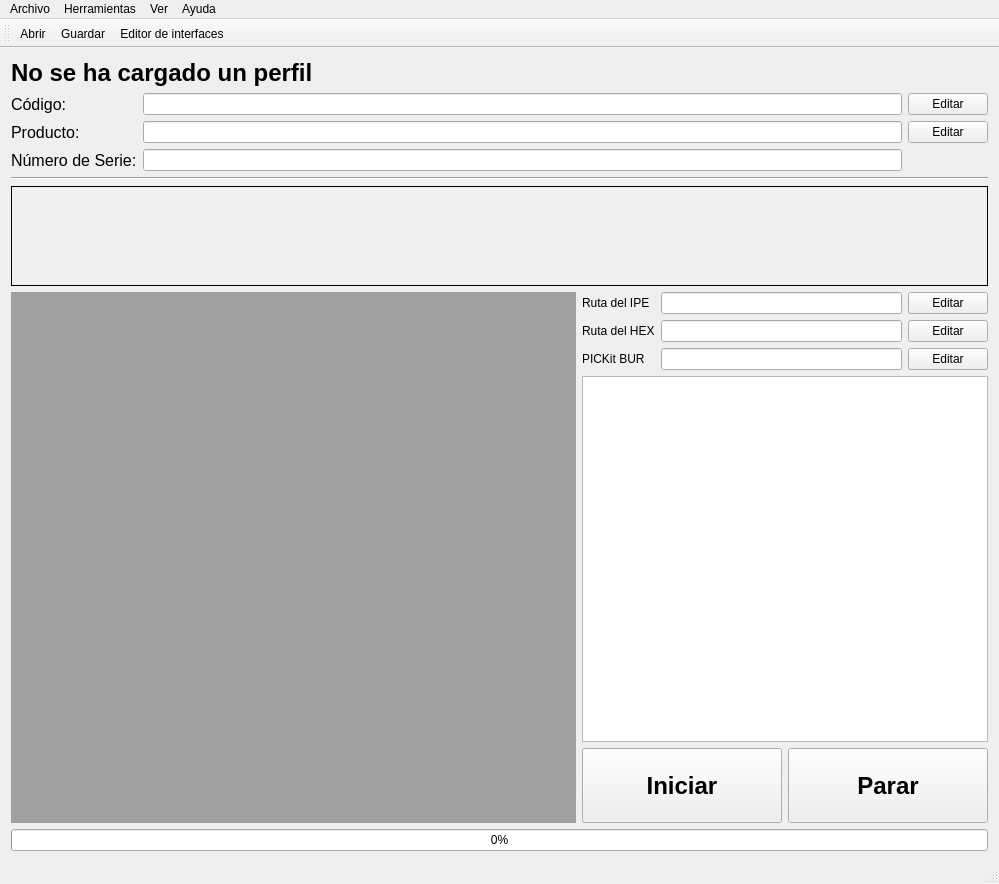
This is src/mainwindow.ui in tarpuq/tarpuqJIGsw as Qt 5 draws it before an edit. The edited form follows.
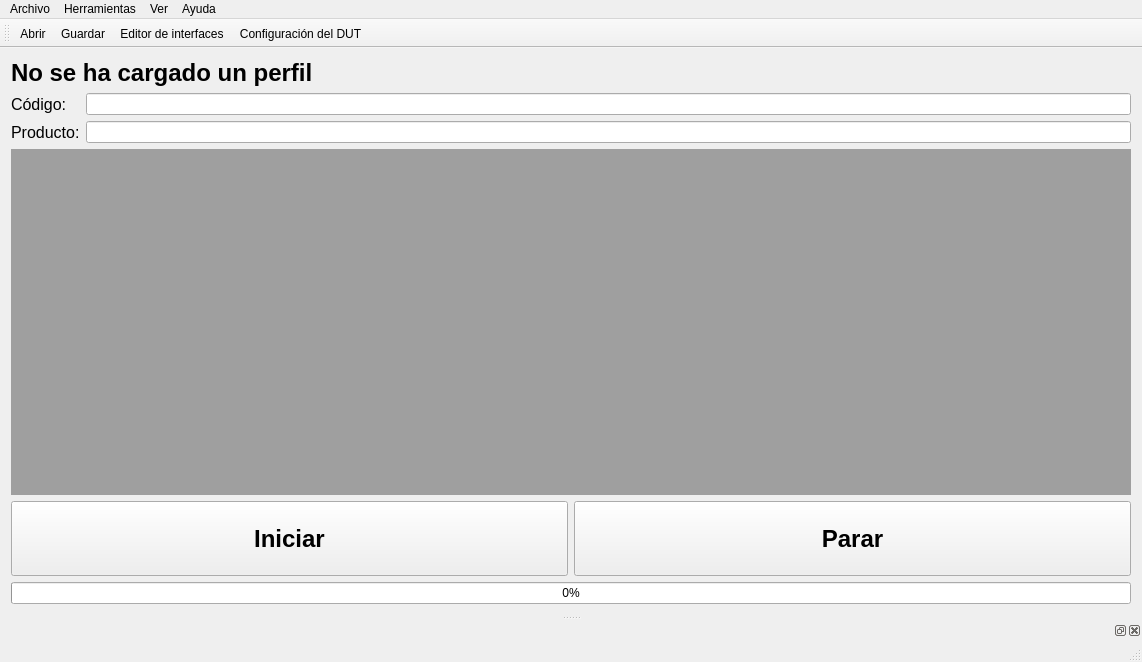
This is the edited form. Icons and pictures are not drawn. Custom widgets are drawn as their Qt base class.

What changed in the file:
```diff
--- a/src/mainwindow.ui
+++ b/src/mainwindow.ui
@@ -9,8 +9,8 @@
    <rect>
     <x>0</x>
     <y>0</y>
-    <width>999</width>
-    <height>884</height>
+    <width>1142</width>
+    <height>662</height>
    </rect>
   </property>
   <property name="sizePolicy">
@@ -32,157 +32,29 @@
    <iconset resource="resources.qrc">
     <normaloff>:/prefix/icons/LogoNuevo_color_icono.svg</normaloff>:/prefix/icons/LogoNuevo_color_icono.svg</iconset>
   </property>
+  <property name="styleSheet">
+   <string notr="true"/>
+  </property>
   <widget class="QWidget" name="centralWidget">
    <property name="styleSheet">
     <string notr="true"/>
    </property>
    <layout class="QGridLayout" name="gridLayout_2">
-    <item row="2" column="0" colspan="3">
-     <widget class="Line" name="line_2">
-      <property name="orientation">
-       <enum>Qt::Horizontal</enum>
-      </property>
-     </widget>
-    </item>
-    <item row="3" column="0" colspan="3">
-     <widget class="QLabel" name="labelOutput">
-      <property name="minimumSize">
-       <size>
-        <width>480</width>
-        <height>100</height>
-       </size>
-      </property>
-      <property name="maximumSize">
-       <size>
-        <width>16777215</width>
-        <height>16777215</height>
-       </size>
-      </property>
+    <item row="1" column="0">
+     <widget class="QLabel" name="lbProfile">
       <property name="font">
        <font>
-        <family>Ubuntu</family>
         <pointsize>18</pointsize>
         <weight>75</weight>
         <bold>true</bold>
        </font>
       </property>
-      <property name="frameShape">
-       <enum>QFrame::Panel</enum>
-      </property>
       <property name="text">
-       <string/>
+       <string>No se ha cargado un perfil</string>
       </property>
-      <property name="textFormat">
-       <enum>Qt::AutoText</enum>
-      </property>
-      <property name="alignment">
-       <set>Qt::AlignCenter</set>
-      </property>
      </widget>
     </item>
-    <item row="4" column="0" rowspan="3">
-     <widget class="QMdiArea" name="mdiArea"/>
-    </item>
-    <item row="4" column="1" colspan="2">
-     <widget class="QWidget" name="widget_2" native="true">
-      <property name="minimumSize">
-       <size>
-        <width>0</width>
-        <height>0</height>
-       </size>
-      </property>
-      <layout class="QGridLayout" name="gridLayout">
-       <property name="leftMargin">
-        <number>0</number>
-       </property>
-       <property name="topMargin">
-        <number>0</number>
-       </property>
-       <property name="rightMargin">
-        <number>0</number>
-       </property>
-       <property name="bottomMargin">
-        <number>0</number>
-       </property>
-       <item row="1" column="4">
-        <widget class="QPushButton" name="pbHex">
-         <property name="text">
-          <string>Editar</string>
-         </property>
-        </widget>
-       </item>
-       <item row="0" column="4">
-        <widget class="QPushButton" name="pbIpe">
-         <property name="text">
-          <string>Editar</string>
-         </property>
-        </widget>
-       </item>
-       <item row="1" column="0">
-        <widget class="QLabel" name="label_6">
-         <property name="text">
-          <string>Ruta del HEX</string>
-         </property>
-        </widget>
-       </item>
-       <item row="1" column="1">
-        <widget class="QLineEdit" name="lineEdit_hexPath">
-         <property name="enabled">
-          <bool>true</bool>
-         </property>
-         <property name="readOnly">
-          <bool>true</bool>
-         </property>
-        </widget>
-       </item>
-       <item row="2" column="0">
-        <widget class="QLabel" name="label_3">
-         <property name="text">
-          <string>PICKit BUR</string>
-         </property>
-        </widget>
-       </item>
-       <item row="2" column="1">
-        <widget class="QLineEdit" name="lineEdit_PICKitBUR">
-         <property name="enabled">
-          <bool>true</bool>
-         </property>
-         <property name="readOnly">
-          <bool>true</bool>
-         </property>
-        </widget>
-       </item>
-       <item row="2" column="4">
-        <widget class="QPushButton" name="pbPicKit">
-         <property name="text">
-          <string>Editar</string>
-         </property>
-        </widget>
-       </item>
-       <item row="0" column="1">
-        <widget class="QLineEdit" name="lineEdit_IPEPath">
-         <property name="enabled">
-          <bool>true</bool>
-         </property>
-         <property name="readOnly">
-          <bool>true</bool>
-         </property>
-        </widget>
-       </item>
-       <item row="0" column="0">
-        <widget class="QLabel" name="label_5">
-         <property name="text">
-          <string>Ruta del IPE</string>
-         </property>
-        </widget>
-       </item>
-      </layout>
-     </widget>
-    </item>
-    <item row="5" column="1" colspan="2">
-     <widget class="QTextBrowser" name="tbConsole"/>
-    </item>
-    <item row="6" column="1">
+    <item row="4" column="0">
      <widget class="QPushButton" name="pushButtonStart">
       <property name="minimumSize">
        <size>
@@ -192,7 +64,7 @@
       </property>
       <property name="maximumSize">
        <size>
-        <width>200</width>
+        <width>16777215</width>
         <height>16777215</height>
        </size>
       </property>
@@ -211,7 +83,7 @@
       </property>
      </widget>
     </item>
-    <item row="6" column="2">
+    <item row="4" column="1">
      <widget class="QPushButton" name="pushButtonStop">
       <property name="minimumSize">
        <size>
@@ -221,7 +93,7 @@
       </property>
       <property name="maximumSize">
        <size>
-        <width>200</width>
+        <width>16777215</width>
         <height>16777215</height>
        </size>
       </property>
@@ -237,59 +109,37 @@
       </property>
      </widget>
     </item>
-    <item row="7" column="0" colspan="3">
+    <item row="3" column="0" colspan="2">
+     <widget class="QMdiArea" name="mdiArea">
+      <property name="sizeAdjustPolicy">
+       <enum>QAbstractScrollArea::AdjustToContents</enum>
+      </property>
+      <widget class="SyncCommandListForm" name="syncCommandListUi">
+       <property name="windowTitle">
+        <string>Lista de Comandos</string>
+       </property>
+      </widget>
+      <widget class="AsyncCommandListForm" name="asyncCommandListUi">
+       <property name="windowTitle">
+        <string>Comandos Opcionales</string>
+       </property>
+      </widget>
+      <widget class="DutSummaryForm" name="dutSummaryUi">
+       <property name="windowTitle">
+        <string>Información DUT</string>
+       </property>
+      </widget>
+     </widget>
+    </item>
+    <item row="5" column="0" colspan="2">
      <widget class="QProgressBar" name="progressBar">
       <property name="value">
        <number>0</number>
       </property>
      </widget>
     </item>
-    <item row="1" column="0" colspan="3">
+    <item row="2" column="0" colspan="2">
      <layout class="QGridLayout" name="gridLayout_3">
-      <item row="1" column="0">
-       <widget class="QLabel" name="label_7">
-        <property name="maximumSize">
-         <size>
-          <width>16777215</width>
-          <height>16777215</height>
-         </size>
-        </property>
-        <property name="font">
-         <font>
-          <pointsize>12</pointsize>
-         </font>
-        </property>
-        <property name="text">
-         <string>Producto:</string>
-        </property>
-       </widget>
-      </item>
-      <item row="0" column="2">
-       <widget class="QPushButton" name="pushButton">
-        <property name="text">
-         <string>Editar</string>
-        </property>
-       </widget>
-      </item>
-      <item row="1" column="2">
-       <widget class="QPushButton" name="pushButton_2">
-        <property name="text">
-         <string>Editar</string>
-        </property>
-       </widget>
-      </item>
-      <item row="2" column="0">
-       <widget class="QLabel" name="label_2">
-        <property name="font">
-         <font>
-          <pointsize>12</pointsize>
-         </font>
-        </property>
-        <property name="text">
-         <string>Número de Serie:</string>
-        </property>
-       </widget>
-      </item>
       <item row="1" column="1">
        <widget class="QLineEdit" name="lineEditProjectName">
         <property name="minimumSize">
@@ -309,25 +159,6 @@
         </property>
        </widget>
       </item>
-      <item row="0" column="1">
-       <widget class="QLineEdit" name="lineEditTarpuqCode">
-        <property name="minimumSize">
-         <size>
-          <width>0</width>
-          <height>0</height>
-         </size>
-        </property>
-        <property name="maximumSize">
-         <size>
-          <width>16777215</width>
-          <height>16777215</height>
-         </size>
-        </property>
-        <property name="readOnly">
-         <bool>true</bool>
-        </property>
-       </widget>
-      </item>
       <item row="0" column="0">
        <widget class="QLabel" name="label">
         <property name="maximumSize">
@@ -346,35 +177,45 @@
         </property>
        </widget>
       </item>
-      <item row="2" column="1">
-       <widget class="QLineEdit" name="lineEdit_numeroSerie">
+      <item row="0" column="1">
+       <widget class="QLineEdit" name="lineEditTarpuqCode">
+        <property name="minimumSize">
+         <size>
+          <width>0</width>
+          <height>0</height>
+         </size>
+        </property>
+        <property name="maximumSize">
+         <size>
+          <width>16777215</width>
+          <height>16777215</height>
+         </size>
+        </property>
+        <property name="readOnly">
+         <bool>true</bool>
+        </property>
+       </widget>
+      </item>
+      <item row="1" column="0">
+       <widget class="QLabel" name="label_7">
+        <property name="maximumSize">
+         <size>
+          <width>16777215</width>
+          <height>16777215</height>
+         </size>
+        </property>
+        <property name="font">
+         <font>
+          <pointsize>12</pointsize>
+         </font>
+        </property>
         <property name="text">
-         <string/>
-        </property>
-        <property name="maxLength">
-         <number>11</number>
-        </property>
-        <property name="cursorPosition">
-         <number>0</number>
+         <string>Producto:</string>
         </property>
        </widget>
       </item>
      </layout>
     </item>
-    <item row="0" column="0" colspan="3">
-     <widget class="QLabel" name="lbProfile">
-      <property name="font">
-       <font>
-        <pointsize>18</pointsize>
-        <weight>75</weight>
-        <bold>true</bold>
-       </font>
-      </property>
-      <property name="text">
-       <string>No se ha cargado un perfil</string>
-      </property>
-     </widget>
-    </item>
    </layout>
   </widget>
   <widget class="QMenuBar" name="menuBar">
@@ -382,14 +223,15 @@
     <rect>
      <x>0</x>
      <y>0</y>
-     <width>999</width>
-     <height>25</height>
+     <width>1142</width>
+     <height>20</height>
     </rect>
    </property>
    <widget class="QMenu" name="menuArchivo">
     <property name="title">
      <string>Archivo</string>
     </property>
+    <addaction name="actionNew"/>
     <addaction name="actionLoad"/>
     <addaction name="actionSave"/>
     <addaction name="actionSaveAs"/>
@@ -416,6 +258,9 @@
     </property>
     <addaction name="actionShowCommandList"/>
     <addaction name="actionShowCommandOptional"/>
+    <addaction name="actionShowDutInformation"/>
+    <addaction name="separator"/>
+    <addaction name="actionShowMessages"/>
    </widget>
    <addaction name="menuArchivo"/>
    <addaction name="menuHerramientas"/>
@@ -438,8 +283,15 @@
    <addaction name="actionLoad"/>
    <addaction name="actionSave"/>
    <addaction name="actionEditInterface"/>
+   <addaction name="actionEditDut"/>
   </widget>
   <widget class="QStatusBar" name="statusBar"/>
+  <widget class="QDockWidget" name="dockWidget">
+   <attribute name="dockWidgetArea">
+    <number>8</number>
+   </attribute>
+   <widget class="MessagesForm" name="dockWidgetContents"/>
+  </widget>
   <action name="actionSalir">
    <property name="text">
     <string>Salir</string>
@@ -448,7 +300,7 @@
   <action name="actionLoad">
    <property name="icon">
     <iconset resource="resources.qrc">
-     <normaloff>:/prefix/icons/folder.svg</normaloff>:/prefix/icons/folder.svg</iconset>
+     <normaloff>:/prefix/icons/carpeta.png</normaloff>:/prefix/icons/carpeta.png</iconset>
    </property>
    <property name="text">
     <string>Abrir</string>
@@ -522,8 +374,62 @@
     <string>Consola</string>
    </property>
   </action>
+  <action name="actionNew">
+   <property name="icon">
+    <iconset resource="resources.qrc">
+     <normaloff>:/prefix/icons/add-file.png</normaloff>:/prefix/icons/add-file.png</iconset>
+   </property>
+   <property name="text">
+    <string>Nuevo</string>
+   </property>
+  </action>
+  <action name="actionEditDut">
+   <property name="icon">
+    <iconset resource="resources.qrc">
+     <normaloff>:/prefix/icons/pcb_config.svg</normaloff>:/prefix/icons/pcb_config.svg</iconset>
+   </property>
+   <property name="text">
+    <string>Configuración del DUT</string>
+   </property>
+  </action>
+  <action name="actionShowDutInformation">
+   <property name="text">
+    <string>Información de DUT</string>
+   </property>
+  </action>
+  <action name="actionShowMessages">
+   <property name="text">
+    <string>Barra de mensajes</string>
+   </property>
+  </action>
  </widget>
  <layoutdefault spacing="6" margin="11"/>
+ <customwidgets>
+  <customwidget>
+   <class>MessagesForm</class>
+   <extends>QWidget</extends>
+   <header>messagesform.h</header>
+   <container>1</container>
+  </customwidget>
+  <customwidget>
+   <class>SyncCommandListForm</class>
+   <extends>QWidget</extends>
+   <header>synccommandlistform.h</header>
+   <container>1</container>
+  </customwidget>
+  <customwidget>
+   <class>AsyncCommandListForm</class>
+   <extends>QWidget</extends>
+   <header>asynccommandlistform.h</header>
+   <container>1</container>
+  </customwidget>
+  <customwidget>
+   <class>DutSummaryForm</class>
+   <extends>QWidget</extends>
+   <header>dutsummaryform.h</header>
+   <container>1</container>
+  </customwidget>
+ </customwidgets>
  <resources>
   <include location="resources.qrc"/>
  </resources>
```
